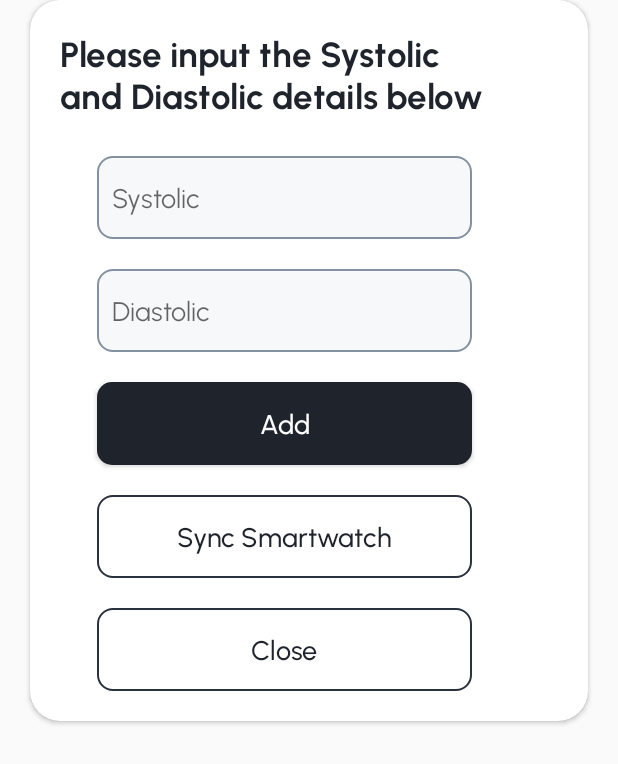
After one commit to JanTalanay/HartCheckMobile, an Android app: the layout popup_bp_input.xml on its own in the app's theme, with its tools: preview values and no code run, on a phone screen of 412 x 824 dp. The commit adds this screen. Shown: the top 764 px of the screen. Run offline under Robolectric (Android 15) with nearby library versions, the phone set to English and light mode, and no system bars.

Commit message:
Added BP input modal and modal template,modal specific actions to be implemented once other CRUDs/functionalities are done.

```diff
--- /dev/null
+++ b/app/src/main/res/layout/popup_bp_input.xml
@@ -0,0 +1,95 @@
+<?xml version="1.0" encoding="utf-8"?>
+<androidx.cardview.widget.CardView
+    xmlns:android="http://schemas.android.com/apk/res/android"
+    android:layout_width="match_parent"
+    android:layout_height="wrap_content"
+    xmlns:app="http://schemas.android.com/apk/res-auto"
+    app:cardBackgroundColor="@color/white"
+    app:cardCornerRadius="20dp"
+    android:layout_marginHorizontal="20dp">
+
+    <LinearLayout
+        android:layout_width="wrap_content"
+        android:layout_height="wrap_content"
+        android:gravity="center"
+        android:orientation="vertical"
+        android:padding="20dp">
+
+        <TextView
+            android:layout_width="300dp"
+            android:layout_height="wrap_content"
+            android:textColor="@color/primary_black"
+            android:text ="@string/p_bp_modal"
+            android:fontFamily="@font/font_urbanist_bold"
+            android:textSize="23sp"
+            android:layout_marginBottom="25dp"
+            />
+
+        <EditText
+            android:id="@+id/edit_systolic"
+            android:layout_width="250dp"
+            android:layout_height="55dp"
+            android:background="@drawable/custom_input"
+            android:paddingStart="10dp"
+            android:paddingEnd="10dp"
+            android:ems="10"
+            android:inputType="text"
+            android:hint="@string/input_systolic"
+            android:textColor="@color/grey"
+            android:layout_marginBottom="20dp"
+            />
+        <EditText
+            android:id="@+id/edit_diastolic"
+            android:layout_width="250dp"
+            android:layout_height="55dp"
+            android:background="@drawable/custom_input"
+            android:paddingStart="10dp"
+            android:paddingEnd="10dp"
+            android:ems="10"
+            android:inputType="text"
+            android:hint="@string/input_diastolic"
+            android:textColor="@color/grey" />
+
+        <Button
+            android:id="@+id/btn_modal_confirm"
+            android:layout_width="250dp"
+            android:layout_height="55dp"
+            android:layout_marginTop="20dp"
+            android:background="@drawable/btn_primary"
+            android:fontFamily="@font/font_urbanist_medium"
+            android:text="@string/btn_add"
+            android:textAllCaps="false"
+            android:textColor="@drawable/btn_text_color_white"
+            android:textSize="18sp" />
+
+        <Button
+            android:id="@+id/btn_modal_sync"
+            android:layout_width="250dp"
+            android:layout_height="55dp"
+            android:layout_marginTop="20dp"
+            android:background="@drawable/btn_secondary"
+            android:fontFamily="@font/font_urbanist_medium"
+            android:text="@string/btn_sync"
+            android:textAllCaps="false"
+            android:textColor="@drawable/btn_text_color"
+            android:textSize="18sp" />
+
+        <Button
+            android:id="@+id/btn_modal_deny"
+            android:layout_width="250dp"
+            android:layout_height="55dp"
+            android:layout_marginTop="20dp"
+            android:background="@drawable/btn_secondary"
+            android:fontFamily="@font/font_urbanist_medium"
+            android:text="@string/btn_exit"
+            android:textAllCaps="false"
+            android:textColor="@drawable/btn_text_color"
+            android:textSize="18sp" />
+
+
+
+
+
+    </LinearLayout>
+
+</androidx.cardview.widget.CardView>
--- a/app/src/main/res/values/strings.xml
+++ b/app/src/main/res/values/strings.xml
@@ -31,6 +31,7 @@
     <string name="btn_request_date">Request this date</string>
     <string name="btn_view_app">View Appointment</string>
     <string name="btn_okay">Ok</string>
+    <string name="btn_exit">Close</string>
 
     <!--  custom btns-->
     <string name="btn_view_bp_2">View my BP</string>
```
Also changed, not shown: app/src/main/java/com/example/hartcheck/BPFragment.kt (+31 -0 lines), app/src/main/java/com/example/hartcheck/BugReportActivity.kt (+20 -0 lines), app/src/main/java/com/example/hartcheck/ConfirmActivity.kt (added, +47 -0 lines), app/src/main/res/layout/activity_confirm.xml (added, +63 -0 lines), app/src/main/res/layout/popup_confirmation.xml (added, +60 -0 lines), app/src/main/res/layout/popup_terms.xml (+8 -8 lines).
